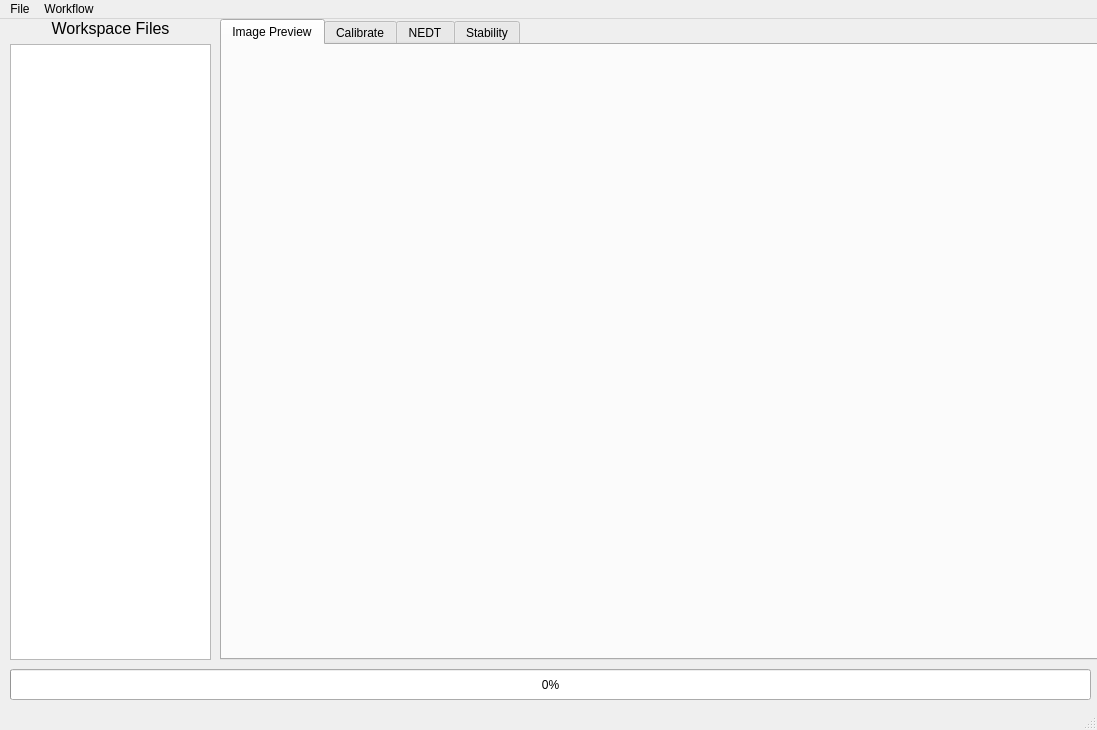
IccedLemonTea/SeniorProject, file gui/form.ui: the form before one commit.
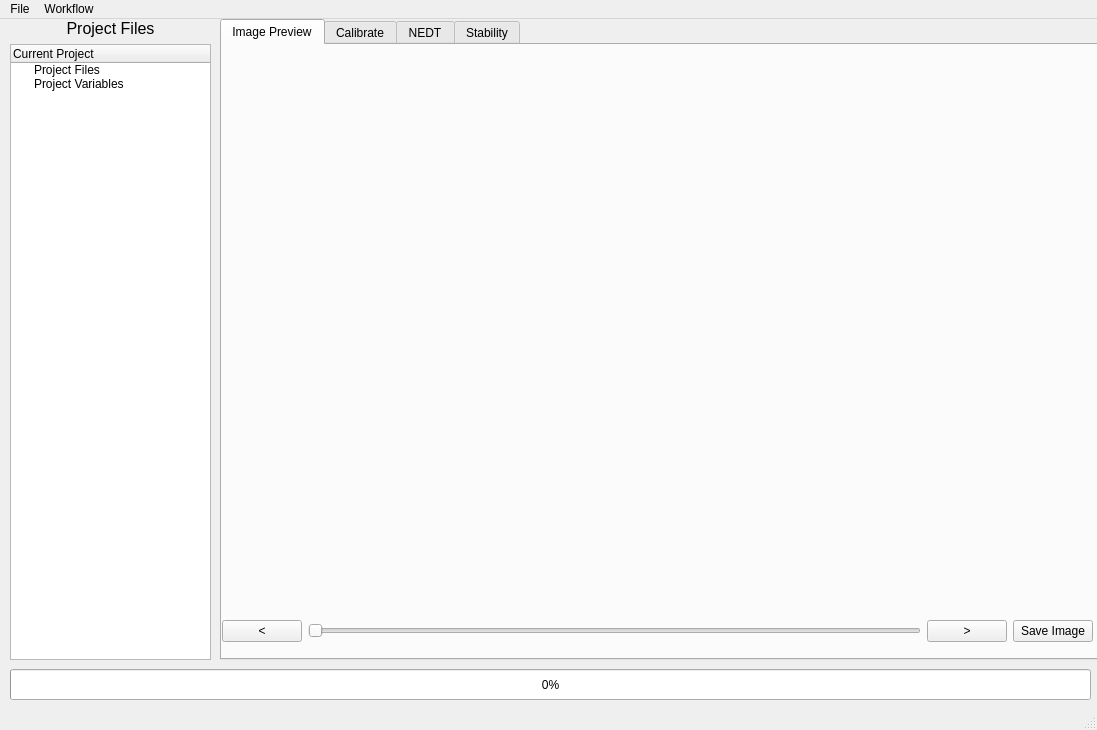
The form after the commit.

Commit message: added slider, filetree system, image viewing

Diff of the .ui file:
```diff
--- a/gui/form.ui
+++ b/gui/form.ui
@@ -30,42 +30,6 @@
      <bool>false</bool>
     </property>
    </widget>
-   <widget class="QWidget" name="layoutWidget">
-    <property name="geometry">
-     <rect>
-      <x>10</x>
-      <y>0</y>
-      <width>201</width>
-      <height>641</height>
-     </rect>
-    </property>
-    <layout class="QVBoxLayout" name="verticalLayout">
-     <item>
-      <widget class="QLabel" name="labelWorkspaceFiles">
-       <property name="font">
-        <font>
-         <pointsize>12</pointsize>
-        </font>
-       </property>
-       <property name="text">
-        <string>Workspace Files</string>
-       </property>
-       <property name="alignment">
-        <set>Qt::AlignCenter</set>
-       </property>
-      </widget>
-     </item>
-     <item>
-      <widget class="QListWidget" name="widgetWorkspaceList">
-       <property name="font">
-        <font>
-         <pointsize>7</pointsize>
-        </font>
-       </property>
-      </widget>
-     </item>
-    </layout>
-   </widget>
    <widget class="QTabWidget" name="tabWidget">
     <property name="enabled">
      <bool>true</bool>
@@ -91,29 +55,81 @@
      <widget class="QWidget" name="verticalLayoutWidget">
       <property name="geometry">
        <rect>
-        <x>-1</x>
-        <y>-1</y>
+        <x>0</x>
+        <y>0</y>
         <width>871</width>
         <height>611</height>
        </rect>
       </property>
-      <layout class="QVBoxLayout" name="imageTabLayout"/>
-     </widget>
-     <widget class="QLabel" name="imagelabel">
-      <property name="geometry">
-       <rect>
-        <x>10</x>
-        <y>10</y>
-        <width>861</width>
-        <height>581</height>
-       </rect>
-      </property>
-      <property name="text">
-       <string/>
-      </property>
-      <property name="alignment">
-       <set>Qt::AlignCenter</set>
-      </property>
+      <layout class="QVBoxLayout" name="imageTabLayout">
+       <item>
+        <widget class="QLabel" name="imagelabel">
+         <property name="minimumSize">
+          <size>
+           <width>720</width>
+           <height>480</height>
+          </size>
+         </property>
+         <property name="text">
+          <string/>
+         </property>
+         <property name="alignment">
+          <set>Qt::AlignCenter</set>
+         </property>
+        </widget>
+       </item>
+       <item>
+        <spacer name="imageTabVSpacer">
+         <property name="orientation">
+          <enum>Qt::Vertical</enum>
+         </property>
+         <property name="sizeHint" stdset="0">
+          <size>
+           <width>1</width>
+           <height>1</height>
+          </size>
+         </property>
+        </spacer>
+       </item>
+       <item>
+        <layout class="QHBoxLayout" name="horizontalLayout">
+         <item>
+          <widget class="QPushButton" name="priorFrame">
+           <property name="text">
+            <string>&lt;</string>
+           </property>
+          </widget>
+         </item>
+         <item>
+          <widget class="QSlider" name="frameSelection">
+           <property name="minimumSize">
+            <size>
+             <width>0</width>
+             <height>50</height>
+            </size>
+           </property>
+           <property name="orientation">
+            <enum>Qt::Horizontal</enum>
+           </property>
+          </widget>
+         </item>
+         <item>
+          <widget class="QPushButton" name="nextFrame">
+           <property name="text">
+            <string>&gt;</string>
+           </property>
+          </widget>
+         </item>
+         <item>
+          <widget class="QPushButton" name="saveImage">
+           <property name="text">
+            <string>Save Image</string>
+           </property>
+          </widget>
+         </item>
+        </layout>
+       </item>
+      </layout>
      </widget>
     </widget>
     <widget class="QWidget" name="calTab">
@@ -141,6 +157,52 @@
      </attribute>
     </widget>
    </widget>
+   <widget class="QWidget" name="layoutWidget">
+    <property name="geometry">
+     <rect>
+      <x>10</x>
+      <y>0</y>
+      <width>201</width>
+      <height>641</height>
+     </rect>
+    </property>
+    <layout class="QVBoxLayout" name="verticalLayout">
+     <item>
+      <widget class="QLabel" name="labelProjectFiles">
+       <property name="font">
+        <font>
+         <pointsize>12</pointsize>
+        </font>
+       </property>
+       <property name="text">
+        <string>Project Files</string>
+       </property>
+       <property name="alignment">
+        <set>Qt::AlignCenter</set>
+       </property>
+      </widget>
+     </item>
+     <item>
+      <widget class="QTreeWidget" name="widgetProjectTreeList">
+       <column>
+        <property name="text">
+         <string>Current Project</string>
+        </property>
+       </column>
+       <item>
+        <property name="text">
+         <string>Project Files</string>
+        </property>
+       </item>
+       <item>
+        <property name="text">
+         <string>Project Variables</string>
+        </property>
+       </item>
+      </widget>
+     </item>
+    </layout>
+   </widget>
    <zorder>tabWidget</zorder>
    <zorder>progressBar</zorder>
    <zorder>layoutWidget</zorder>
```
Left out of the diff: 69 changed lines with no effect on the pictures. The commit also changes 2 other files.
